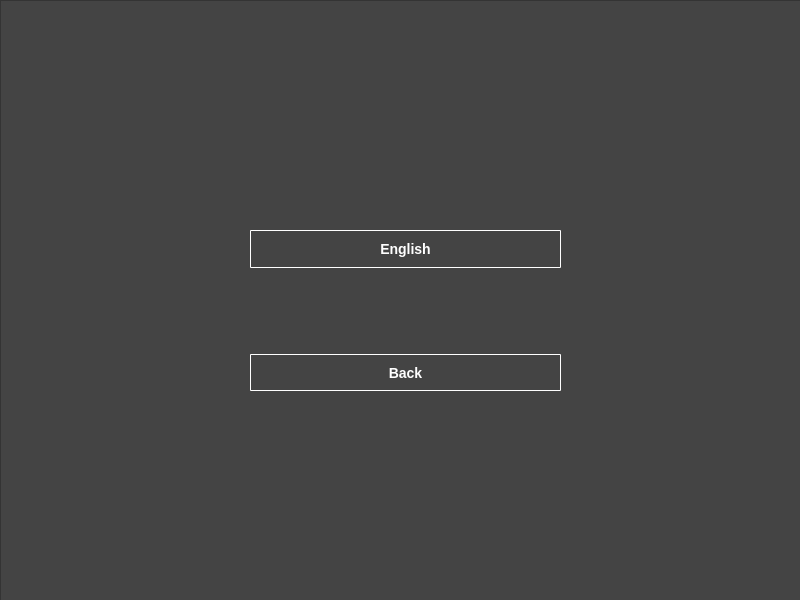
This is window.ui in mbochene/QtSpeedTypingImprover as Qt 5 draws it before an edit. The edited form follows.
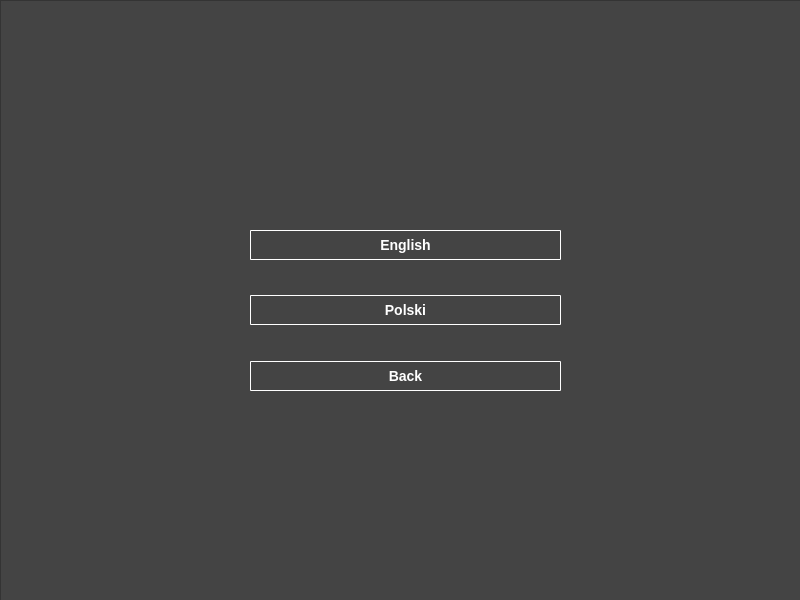
This is the edited form. The open tabs and pages were chosen to show the change. Custom widgets are drawn as their Qt base class.

Commit message: Added polish wordset and keyboard handling

Diff of the .ui file:
```diff
--- a/window.ui
+++ b/window.ui
@@ -261,7 +261,27 @@
          <property name="sizeHint" stdset="0">
           <size>
            <width>20</width>
-           <height>80</height>
+           <height>40</height>
+          </size>
+         </property>
+        </spacer>
+       </item>
+       <item>
+        <widget class="QPushButton" name="polishButton">
+         <property name="text">
+          <string>Polski</string>
+         </property>
+        </widget>
+       </item>
+       <item>
+        <spacer name="verticalSpacer_3">
+         <property name="orientation">
+          <enum>Qt::Vertical</enum>
+         </property>
+         <property name="sizeHint" stdset="0">
+          <size>
+           <width>20</width>
+           <height>40</height>
           </size>
          </property>
         </spacer>
```
The commit also changes 15 other files.
